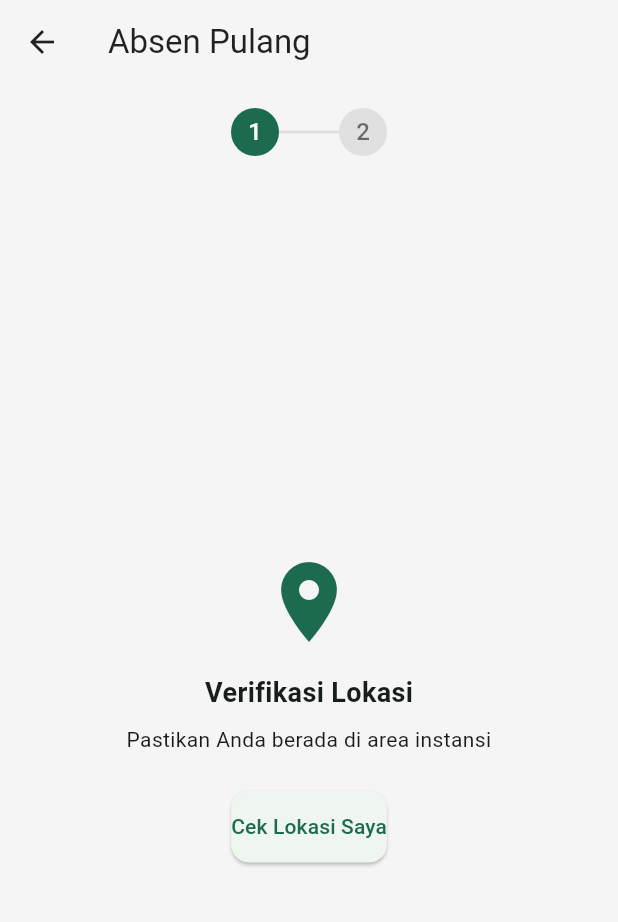
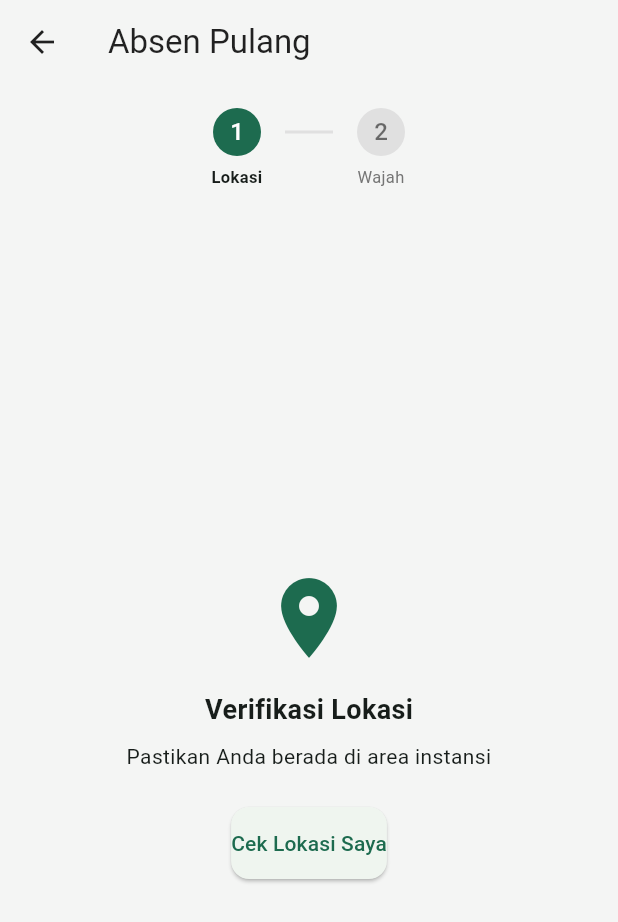
Before and after one commit to khoirul-muallif/absen-frapp, a Flutter app: the AbsenPulangFlowScreen screen opened directly, on a phone screen of 412 x 824 dp. Shown: the top 922 px of the screen. Run offline on Flutter 3.47's test engine with Material 3 defaults, Android fonts, the phone set to English and light mode, and no system bars; our stand-ins replace camera, file_picker, flutter_dotenv, geolocator, permission_handler, shared_preferences and 1 more; missing offline and left inert: google_mlkit_face_detection, mobile_scanner; accounts and stored records are empty.

Commit message:
feat(absen): label step, judul flow, dan konfirmasi batal
_StepIndicator punya daftar label sejak awal tapi hanya dipakai
.length-nya, jadi user melihat lingkaran bernomor tanpa keterangan dan
tidak tahu angka 2 itu QR atau wajah. Label sekarang dirender di bawah
tiap lingkaran, dan garis penghubung ikut berwarna saat step-nya sudah
lewat (sebelumnya selalu abu). Lebar garis dipangkas 40 ke 32 untuk
memberi ruang label.

Judul AppBar AbsenFlowScreen diubah dari 'Absen' jadi 'Absen Masuk' --
sebelumnya sama persis dengan judul menu Absen, sehingga setelah masuk
flow tidak ada penanda ini masuk atau pulang. Flow pulang sudah benar
sejak awal.

Keluar dari flow di tengah jalan sekarang minta konfirmasi lewat
PopScope: tap back tidak sengaja di step wajah berarti progres QR
hilang dan harus mengulang termasuk menunggu kamera siap lagi.
Konfirmasi hanya muncul kalau user sudah maju dari step awal, jadi
back di step pertama tetap langsung keluar. PopScope hanya mencegat
back sistem dan tombol back AppBar, sehingga dialog sukses dan
_kembaliKeMenu tetap berjalan seperti biasa.

```diff
--- a/lib/screens/absen/absen_pulang_flow_screen.dart
+++ b/lib/screens/absen/absen_pulang_flow_screen.dart
@@ -15,6 +15,7 @@ class AbsenPulangFlowScreen extends StatefulWidget {
 
 class _AbsenPulangFlowScreenState extends State<AbsenPulangFlowScreen> {
   late int _currentStep;
+  late final int _stepAwal;
   Position? _position;
 
   @override
@@ -22,6 +23,7 @@ class _AbsenPulangFlowScreenState extends State<AbsenPulangFlowScreen> {
     super.initState();
     _position = widget.initialPosition;
     _currentStep = widget.initialPosition != null ? 1 : 0;
+    _stepAwal = _currentStep;
   }
 
   void _onLokasiSukses(Position position) {
@@ -59,7 +61,13 @@ class _AbsenPulangFlowScreenState extends State<AbsenPulangFlowScreen> {
 
   @override
   Widget build(BuildContext context) {
-    return Scaffold(
+    return PopScope(
+      canPop: _currentStep <= _stepAwal,
+      onPopInvokedWithResult: (didPop, _) {
+        if (didPop) return;
+        _konfirmasiKeluar();
+      },
+      child: Scaffold(
         appBar: AppBar(title: const Text('Absen Pulang')),
         body: Column(
           children: [
@@ -69,7 +77,35 @@ class _AbsenPulangFlowScreenState extends State<AbsenPulangFlowScreen> {
             ),
           ],
         ),
+      ),
     );
+  }
+    /// Konfirmasi hanya kalau user sudah maju dari step awal -- di step
+  /// pertama belum ada progres yang hilang, jadi back langsung jalan.
+  Future<void> _konfirmasiKeluar() async {
+    final keluar = await showDialog<bool>(
+      context: context,
+      builder: (_) => AlertDialog(
+        title: const Text('Batalkan Absen?'),
+        content: const Text(
+          'Progres yang sudah dilakukan akan hilang dan Anda perlu '
+          'mengulang dari awal.',
+        ),
+        actions: [
+          TextButton(
+            onPressed: () => Navigator.of(context).pop(false),
+            child: const Text('Lanjutkan Absen'),
+          ),
+          TextButton(
+            onPressed: () => Navigator.of(context).pop(true),
+            child: const Text('Batalkan', style: TextStyle(color: Colors.red)),
+          ),
+        ],
+      ),
+    );
+    if (keluar == true && mounted) {
+      Navigator.of(context).pop();
+    }
   }
 }
 
@@ -77,30 +113,60 @@ class _StepIndicator extends StatelessWidget {
   final int currentStep;
   const _StepIndicator({required this.currentStep});
 
+  static const _labels = ['Lokasi', 'Wajah'];
+
   @override
   Widget build(BuildContext context) {
-    final labels = ['Lokasi', 'Wajah'];
+    final warnaAktif = Theme.of(context).colorScheme.primary;
+
     return Padding(
       padding: const EdgeInsets.symmetric(vertical: 16),
       child: Row(
         mainAxisAlignment: MainAxisAlignment.center,
-        children: List.generate(labels.length, (i) {
+        crossAxisAlignment: CrossAxisAlignment.start,
+        // Slot genap = lingkaran step, slot ganjil = garis penghubung.
+        children: List.generate(_labels.length * 2 - 1, (slot) {
+          final i = slot ~/ 2;
+
+          if (slot.isOdd) {
+            return Container(
+              width: 32,
+              height: 2,
+              // Disejajarkan dengan tengah lingkaran (radius 16), bukan
+              // dengan Column yang sekarang lebih tinggi karena ada label.
+              margin: const EdgeInsets.only(top: 15),
+              color: i < currentStep ? warnaAktif : Colors.grey[300],
+            );
+          }
+
           final isActive = i <= currentStep;
-          return Row(
+          return Column(
             children: [
               CircleAvatar(
                 radius: 16,
-                backgroundColor: isActive
-                    ? Theme.of(context).colorScheme.primary
-                    : Colors.grey[300],
+                backgroundColor: isActive ? warnaAktif : Colors.grey[300],
                 child: i < currentStep
                     ? const Icon(Icons.check, size: 16, color: Colors.white)
-                    : Text('${i + 1}',
+                    : Text(
+                        '${i + 1}',
                         style: TextStyle(
-                            color: isActive ? Colors.white : Colors.black54)),
+                          color: isActive ? Colors.white : Colors.black54,
                         ),
-              if (i < labels.length - 1)
-                Container(width: 40, height: 2, color: Colors.grey[300]),
+                      ),
+              ),
+              const SizedBox(height: 6),
+              SizedBox(
+                width: 64,
+                child: Text(
+                  _labels[i],
+                  textAlign: TextAlign.center,
+                  style: TextStyle(
+                    fontSize: 11,
+                    fontWeight: isActive ? FontWeight.w600 : FontWeight.normal,
+                    color: isActive ? null : Colors.grey[600],
+                  ),
+                ),
+              ),
             ],
           );
         }),
```
Also changed, not shown: lib/screens/absen/absen_flow_screen.dart (+82 -18 lines). Lines whose indentation alone changed are shown as unchanged.
